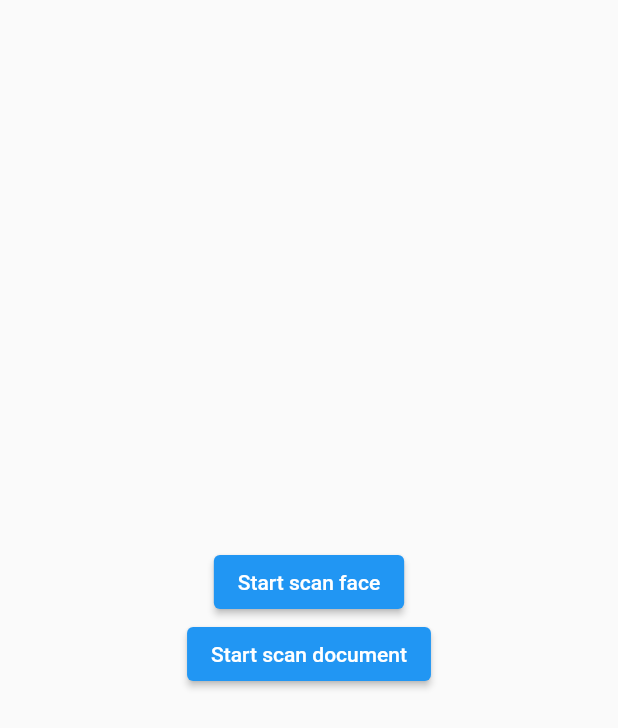
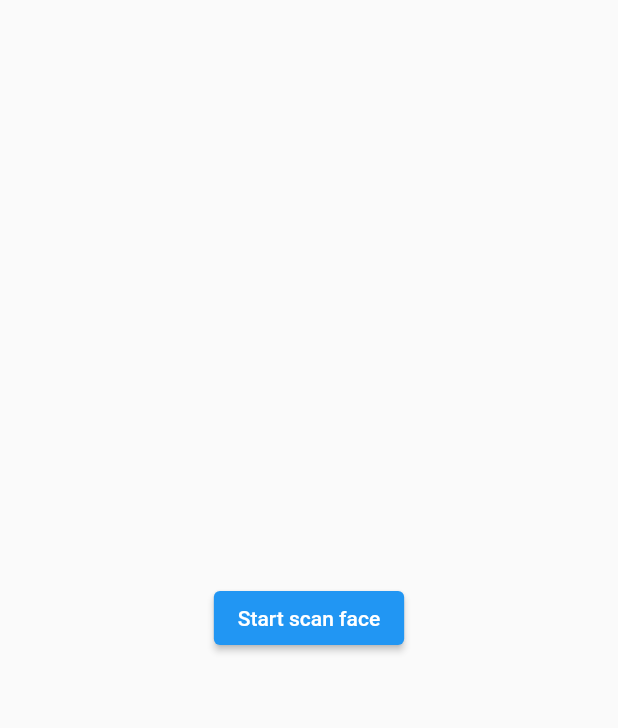
Before and after one commit to RafaelBarbosatec/test_mlkit, a Flutter app: the screen it shows after launch, on a phone screen of 412 x 824 dp. Shown: the top 728 px of the screen. Run offline on Flutter 3.47's test engine with Material 2 defaults, Android fonts, the phone set to English and light mode, and no system bars; our stand-ins replace camera; missing offline and left inert: google_mlkit_face_detection, google_mlkit_text_recognition.

```diff
--- a/lib/pages/home.dart
+++ b/lib/pages/home.dart
@@ -16,12 +16,12 @@ class HomePage extends StatelessWidget {
                 Navigator.pushNamed(context, '/face');
               },
             ),
-            ElevatedButton(
-              child: const Text('Start scan document'),
-              onPressed: () {
-                Navigator.pushNamed(context, '/document');
-              },
-            ),
+            // ElevatedButton(
+            //   child: const Text('Start scan document'),
+            //   onPressed: () {
+            //     Navigator.pushNamed(context, '/document');
+            //   },
+            // ),
           ],
         ),
       ),
```
Also changed, not shown: lib/pages/face_scan.dart (+6 -5 lines), lib/util/frame_painter.dart (+4 -4 lines).
